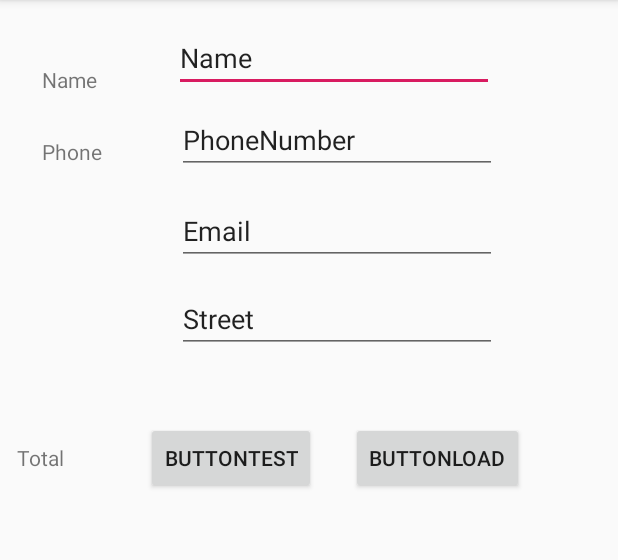
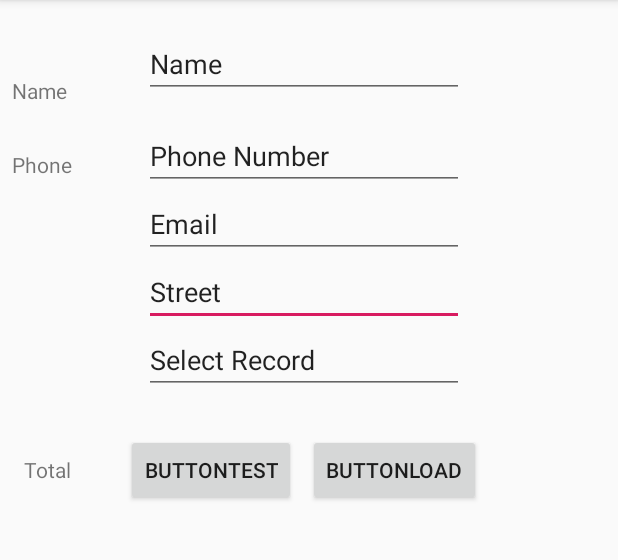
Before and after one commit to Bottle1985/MyFamily, an Android app: the screen it shows after launch (MainActivity), on a phone screen of 412 x 824 dp, the part 84-644 px from its top. Run offline under Robolectric (Android 15) with nearby library versions, the phone set to English and light mode, and no system bars.

Commit message:
+ Added select Id

```diff
--- a/app/src/main/java/com/example/myfamily/MainActivity.java
+++ b/app/src/main/java/com/example/myfamily/MainActivity.java
@@ -10,7 +10,7 @@ import android.widget.TextView;
 import android.widget.Toast;
 
 public class MainActivity extends AppCompatActivity {
-    EditText Name, Phone, Email, Street;
+    EditText Name, Phone, Email, Street, Select;
     TextView Total;
     DBHelper myDatabase;
 
@@ -22,6 +22,7 @@ public class MainActivity extends AppCompatActivity {
         Phone= (EditText) findViewById(R.id.editTextPhone);
         Email= (EditText) findViewById(R.id.editTextEmail);
         Street= (EditText) findViewById(R.id.editTextStreet);
+        Select= (EditText) findViewById(R.id.editTextSelect);
 
         Total=(TextView) findViewById(R.id.textViewTotal);
         myDatabase = new DBHelper(this);
@@ -31,6 +32,7 @@ public class MainActivity extends AppCompatActivity {
         int total;
         Name.setText("Bông is handsome");
         //myDatabase.insertContact("Boong","0914451299","mrboongvn@yahoo.com.vn","Doan Tran Nghiep", "28");
+        //myDatabase.insertContact("Trang","0986005641","latttrang@gmail.com","Doan Tran Nghiep", "28");
 
         total = myDatabase.numberOfRows();
         Total.setText("Bông" + total);
@@ -40,7 +42,8 @@ public class MainActivity extends AppCompatActivity {
     public void onClickLoad(View view)
     {
         //means this is the view part not the add contact part.
-        Cursor rs = myDatabase.getData(1);
+        int index = Integer.parseInt(Select.getText().toString());
+        Cursor rs = myDatabase.getData(index);
 
         rs.moveToFirst();
 
--- a/app/src/main/res/layout/activity_main.xml
+++ b/app/src/main/res/layout/activity_main.xml
@@ -5,28 +5,28 @@
     android:layout_width="match_parent"
     android:layout_height="match_parent"
     tools:context=".MainActivity"
-    tools:ignore="LabelFor">
+    tools:ignore="LabelFor"
+    tools:layout_editor_absoluteX="2dp"
+    tools:layout_editor_absoluteY="90dp">
 
-    <TextView
-        android:id="@+id/textView"
+    <EditText
+        android:id="@+id/editTextStreet"
         android:layout_width="wrap_content"
         android:layout_height="wrap_content"
-        android:layout_marginStart="28dp"
-        android:layout_marginLeft="28dp"
-        android:text="@string/person_name"
-        app:layout_constraintBottom_toBottomOf="parent"
-        app:layout_constraintRight_toRightOf="parent"
-        app:layout_constraintStart_toStartOf="parent"
-        app:layout_constraintTop_toTopOf="parent"
-        app:layout_constraintVertical_bias="0.058" />
+        android:ems="10"
+        android:importantForAutofill="no"
+        android:inputType="textPersonName"
+        android:text="@string/street"
+        app:layout_constraintStart_toStartOf="@+id/editTextEmail"
+        app:layout_constraintTop_toBottomOf="@+id/editTextEmail" />
 
     <EditText
         android:id="@+id/editText"
         android:layout_width="wrap_content"
         android:layout_height="wrap_content"
-        android:layout_marginStart="116dp"
-        android:layout_marginLeft="116dp"
-        android:layout_marginTop="16dp"
+        android:layout_marginStart="96dp"
+        android:layout_marginLeft="96dp"
+        android:layout_marginTop="20dp"
         android:ems="10"
         android:importantForAutofill="no"
         android:inputType="textPersonName"
@@ -34,24 +34,71 @@
         app:layout_constraintStart_toStartOf="parent"
         app:layout_constraintTop_toTopOf="parent" />
 
+    <TextView
+        android:id="@+id/textView"
+        android:layout_width="wrap_content"
+        android:layout_height="wrap_content"
+        android:layout_marginStart="8dp"
+        android:layout_marginLeft="8dp"
+        android:text="@string/person_name"
+        app:layout_constraintBottom_toBottomOf="parent"
+        app:layout_constraintRight_toRightOf="parent"
+        app:layout_constraintStart_toStartOf="parent"
+        app:layout_constraintTop_toTopOf="parent"
+        app:layout_constraintVertical_bias="0.068" />
+
+    <EditText
+        android:id="@+id/editTextEmail"
+        android:layout_width="wrap_content"
+        android:layout_height="wrap_content"
+        android:ems="10"
+        android:importantForAutofill="no"
+        android:inputType="textEmailAddress"
+        android:text="@string/email"
+        app:layout_constraintStart_toStartOf="@+id/editTextPhone"
+        app:layout_constraintTop_toBottomOf="@+id/editTextPhone" />
+
     <Button
         android:id="@+id/buttonTest"
         android:layout_width="wrap_content"
         android:layout_height="wrap_content"
-        android:layout_marginTop="220dp"
+        android:layout_marginTop="224dp"
         android:onClick="onClickTest"
         android:text="@string/buttonTest"
         app:layout_constraintEnd_toEndOf="parent"
-        app:layout_constraintHorizontal_bias="0.325"
+        app:layout_constraintHorizontal_bias="0.281"
         app:layout_constraintStart_toStartOf="parent"
+        app:layout_constraintTop_toBottomOf="@+id/editText" />
+
+    <EditText
+        android:id="@+id/editTextSelect"
+        android:layout_width="wrap_content"
+        android:layout_height="wrap_content"
+        android:ems="10"
+        android:importantForAutofill="no"
+        android:inputType="numberDecimal"
+        android:text="@string/selectRecord"
+        app:layout_constraintStart_toStartOf="@+id/editTextStreet"
+        app:layout_constraintTop_toBottomOf="@+id/editTextStreet" />
+
+    <EditText
+        android:id="@+id/editTextPhone"
+        android:layout_width="wrap_content"
+        android:layout_height="wrap_content"
+        android:layout_marginTop="16dp"
+        android:ems="10"
+        android:importantForAutofill="no"
+        android:inputType="phone"
+        android:text="@string/phoneNumber"
+        app:layout_constraintStart_toStartOf="@+id/editText"
         app:layout_constraintTop_toBottomOf="@+id/editText" />
 
     <Button
         android:id="@+id/buttonLoad"
         android:layout_width="wrap_content"
         android:layout_height="wrap_content"
-        android:layout_marginStart="23dp"
-        android:layout_marginLeft="23dp"
+        android:layout_marginStart="8dp"
+        android:layout_marginLeft="8dp"
         android:onClick="onClickLoad"
         android:text="@string/button"
         app:layout_constraintBaseline_toBaselineOf="@+id/buttonTest"
@@ -61,60 +108,22 @@
         android:id="@+id/textView2"
         android:layout_width="wrap_content"
         android:layout_height="wrap_content"
-        android:layout_marginStart="28dp"
-        android:layout_marginLeft="28dp"
+        android:layout_marginStart="8dp"
+        android:layout_marginLeft="8dp"
         android:layout_marginTop="30dp"
         android:layout_marginBottom="26dp"
         android:text="@string/phone"
         app:layout_constraintBottom_toBottomOf="@+id/buttonTest"
         app:layout_constraintStart_toStartOf="parent"
         app:layout_constraintTop_toBottomOf="@+id/editText"
-        app:layout_constraintVertical_bias="0.0" />
-
-    <EditText
-        android:id="@+id/editTextPhone"
-        android:layout_width="wrap_content"
-        android:layout_height="wrap_content"
-        android:layout_marginStart="2dp"
-        android:layout_marginLeft="2dp"
-        android:layout_marginTop="9dp"
-        android:ems="10"
-        android:importantForAutofill="no"
-        android:inputType="phone"
-        android:text="@string/phoneNumber"
-        app:layout_constraintStart_toStartOf="@+id/editText"
-        app:layout_constraintTop_toBottomOf="@+id/editText" />
-
-    <EditText
-        android:id="@+id/editTextEmail"
-        android:layout_width="wrap_content"
-        android:layout_height="wrap_content"
-        android:layout_marginTop="15dp"
-        android:ems="10"
-        android:importantForAutofill="no"
-        android:inputType="textEmailAddress"
-        android:text="@string/email"
-        app:layout_constraintStart_toStartOf="@+id/editTextPhone"
-        app:layout_constraintTop_toBottomOf="@+id/editTextPhone" />
-
-    <EditText
-        android:id="@+id/editTextStreet"
-        android:layout_width="wrap_content"
-        android:layout_height="wrap_content"
-        android:layout_marginTop="13dp"
-        android:ems="10"
-        android:importantForAutofill="no"
-        android:inputType="textPersonName"
-        android:text="@string/street"
-        app:layout_constraintStart_toStartOf="@+id/editTextEmail"
-        app:layout_constraintTop_toBottomOf="@+id/editTextEmail" />
+        app:layout_constraintVertical_bias="0.023" />
 
     <TextView
         android:id="@+id/textViewTotal"
         android:layout_width="wrap_content"
         android:layout_height="wrap_content"
-        android:layout_marginStart="11dp"
-        android:layout_marginLeft="11dp"
+        android:layout_marginStart="16dp"
+        android:layout_marginLeft="16dp"
         android:text="@string/txtTotal"
         app:layout_constraintBaseline_toBaselineOf="@+id/buttonTest"
         app:layout_constraintStart_toStartOf="parent" />
--- a/app/src/main/res/values/strings.xml
+++ b/app/src/main/res/values/strings.xml
@@ -5,8 +5,9 @@
     <string name="button">ButtonLoad</string>
     <string name="buttonTest">ButtonTest</string>
     <string name="phone">Phone</string>
-    <string name="phoneNumber">PhoneNumber</string>
+    <string name="phoneNumber">Phone Number</string>
     <string name="street">Street</string>
     <string name="email">Email</string>
     <string name="txtTotal">Total</string>
+    <string name="selectRecord">Select Record</string>
 </resources>
```
